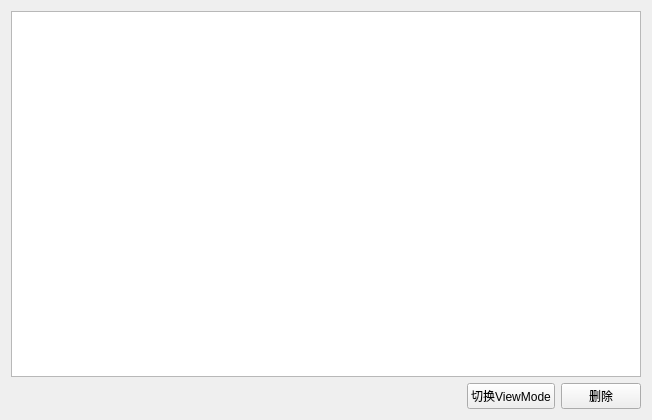
Qt form MyApplication/MyApplication/MyQListWidget.ui (IvingShe/QtProjects) before a commit.
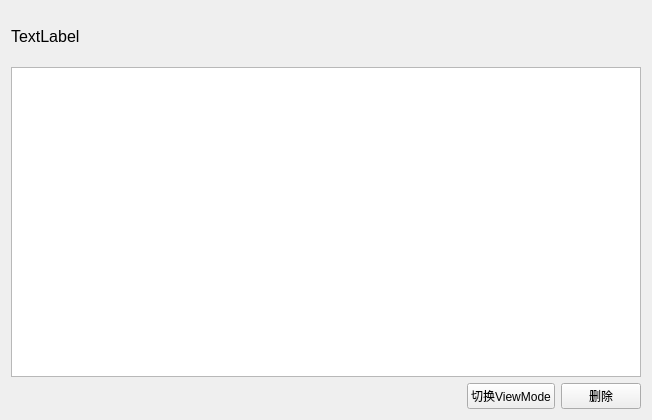
The same form after that commit.

Diff of the .ui file:
```diff
--- a/MyApplication/MyApplication/MyQListWidget.ui
+++ b/MyApplication/MyApplication/MyQListWidget.ui
@@ -14,6 +14,25 @@
    <string>MyQListWidget</string>
   </property>
   <layout class="QVBoxLayout" name="verticalLayout">
+   <item>
+    <widget class="QLabel" name="labelDescription">
+     <property name="minimumSize">
+      <size>
+       <width>0</width>
+       <height>50</height>
+      </size>
+     </property>
+     <property name="font">
+      <font>
+       <family>Microsoft YaHei UI</family>
+       <pointsize>12</pointsize>
+      </font>
+     </property>
+     <property name="text">
+      <string>TextLabel</string>
+     </property>
+    </widget>
+   </item>
    <item>
     <widget class="QListWidget" name="mListWidget"/>
    </item>
```
